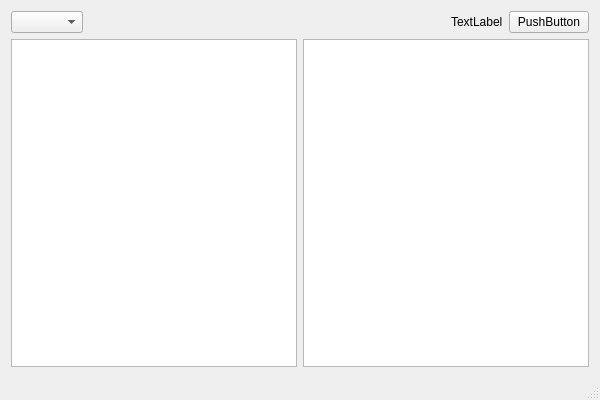
First picture: the form in mainwindow.ui, repository joshuaeckroth/Tester, before the edit.
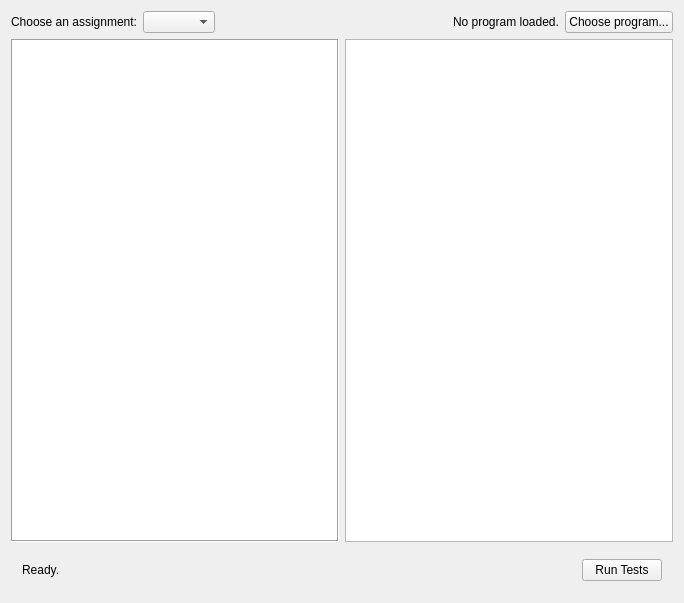
Second picture: the form after the edit.

Commit message: Fixed window layouts.

```diff
--- a/mainwindow.ui
+++ b/mainwindow.ui
@@ -6,8 +6,8 @@
    <rect>
     <x>0</x>
     <y>0</y>
-    <width>600</width>
-    <height>400</height>
+    <width>684</width>
+    <height>603</height>
    </rect>
   </property>
   <property name="windowTitle">
@@ -17,6 +17,13 @@
    <layout class="QVBoxLayout" name="verticalLayout">
     <item>
      <layout class="QHBoxLayout" name="horizontalLayout">
+      <item>
+       <widget class="QLabel" name="chooseAssignmentLabel">
+        <property name="text">
+         <string>Choose an assignment:</string>
+        </property>
+       </widget>
+      </item>
       <item>
        <widget class="QComboBox" name="assignmentComboBox"/>
       </item>
@@ -36,32 +43,74 @@
       <item>
        <widget class="QLabel" name="label">
         <property name="text">
-         <string>TextLabel</string>
+         <string>No program loaded.</string>
         </property>
        </widget>
       </item>
       <item>
        <widget class="QPushButton" name="pushButton">
         <property name="text">
-         <string>PushButton</string>
+         <string>Choose program...</string>
         </property>
        </widget>
       </item>
      </layout>
     </item>
     <item>
-     <layout class="QHBoxLayout" name="horizontalLayout_2">
+     <layout class="QHBoxLayout" name="middleLayout">
+      <property name="sizeConstraint">
+       <enum>QLayout::SetDefaultConstraint</enum>
+      </property>
       <item>
-       <widget class="QTreeView" name="treeView"/>
+       <widget class="QTreeView" name="testCaseTree">
+        <property name="frameShape">
+         <enum>QFrame::Box</enum>
+        </property>
+        <property name="frameShadow">
+         <enum>QFrame::Sunken</enum>
+        </property>
+       </widget>
       </item>
       <item>
        <widget class="QTextBrowser" name="textBrowser"/>
       </item>
      </layout>
     </item>
+    <item>
+     <widget class="QWidget" name="widget_2" native="true">
+      <layout class="QHBoxLayout" name="horizontalLayout_3">
+       <item>
+        <widget class="QLabel" name="runningLabel">
+         <property name="text">
+          <string>Ready.</string>
+         </property>
+        </widget>
+       </item>
+       <item>
+        <spacer name="horizontalSpacer_2">
+         <property name="orientation">
+          <enum>Qt::Horizontal</enum>
+         </property>
+         <property name="sizeHint" stdset="0">
+          <size>
+           <width>34</width>
+           <height>20</height>
+          </size>
+         </property>
+        </spacer>
+       </item>
+       <item>
+        <widget class="QPushButton" name="runTestsButton">
+         <property name="text">
+          <string>Run Tests</string>
+         </property>
+        </widget>
+       </item>
+      </layout>
+     </widget>
+    </item>
    </layout>
   </widget>
-  <widget class="QStatusBar" name="statusBar"/>
  </widget>
  <layoutdefault spacing="6" margin="11"/>
  <resources/>
```
Left out of the diff: 6 changed lines with no effect on the pictures. The commit also changes 1 other file.
